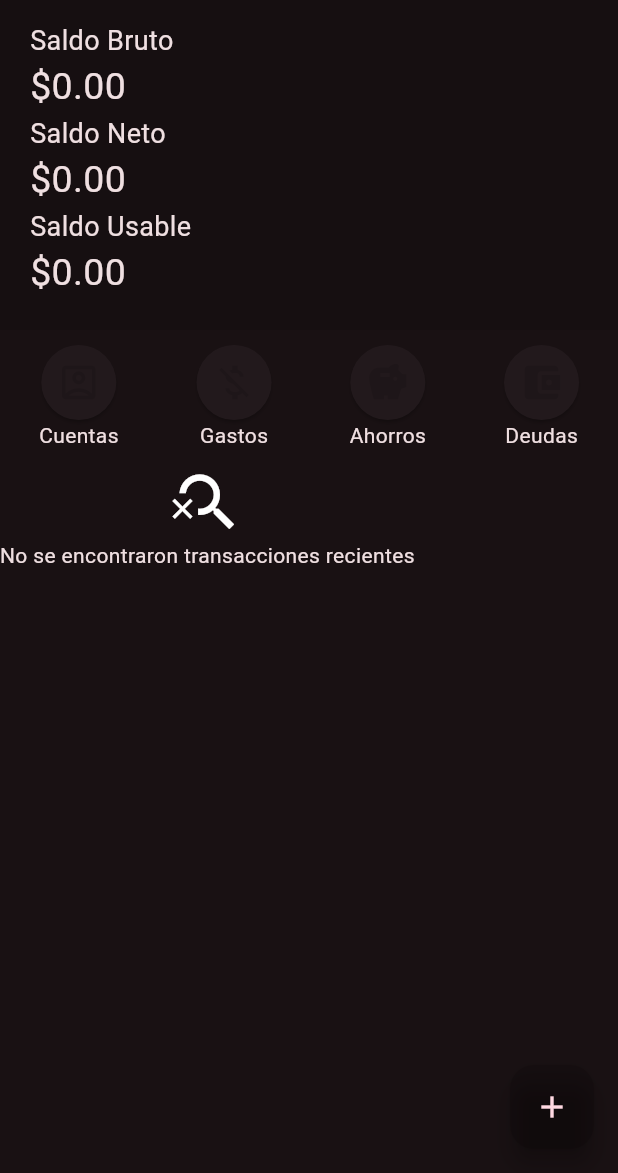
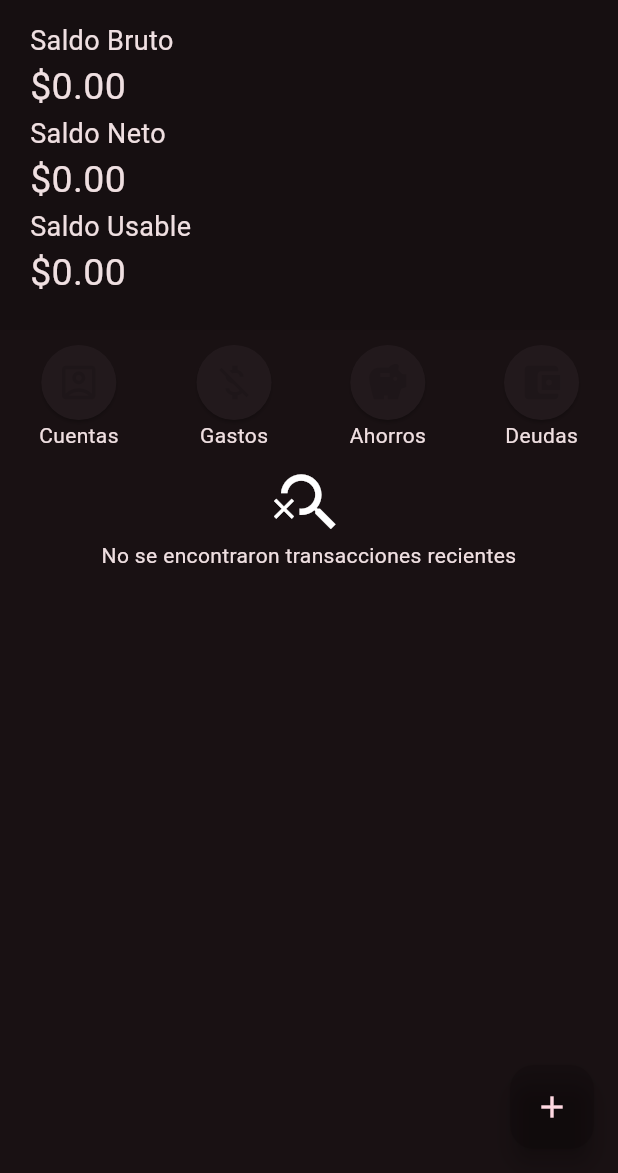
Before and after one commit to Eeshe/fundy, a Flutter app: the screen it shows after launch, on a phone screen of 412 x 824 dp, the part 63-1236 px from its top. Run offline on Flutter 3.47's test engine with Material 3 defaults, Android fonts, the phone set to English and light mode, and no system bars; drawn by our look-alikes of flutter_expandable_fab; our stand-ins replace flutter_colorpicker, hive, local_auth, month_picker_dialog, percent_indicator, shared_preferences; missing offline and left inert: coingecko_api; accounts and stored records are empty; generated files the repository leaves out were written again; network calls fail.

Commit message:
fix: Centered no recent transactions widget on overview page fixes: #22

```diff
--- a/lib/ui/pages/overview_page.dart
+++ b/lib/ui/pages/overview_page.dart
@@ -292,9 +292,8 @@ class OverviewPageState extends State<OverviewPage> {
           );
         }
         if (_recentTransactions!.isEmpty) {
-          return Column(
-            crossAxisAlignment: CrossAxisAlignment.center,
-            mainAxisAlignment: MainAxisAlignment.center,
+          return Center(
+            child: Column(
               children: [
                 const Icon(
                   Icons.search_off,
@@ -305,6 +304,7 @@ class OverviewPageState extends State<OverviewPage> {
                   textAlign: TextAlign.center,
                 )
               ],
+            ),
           );
         }
         return Expanded(
```
Lines whose indentation alone changed are shown as unchanged.
